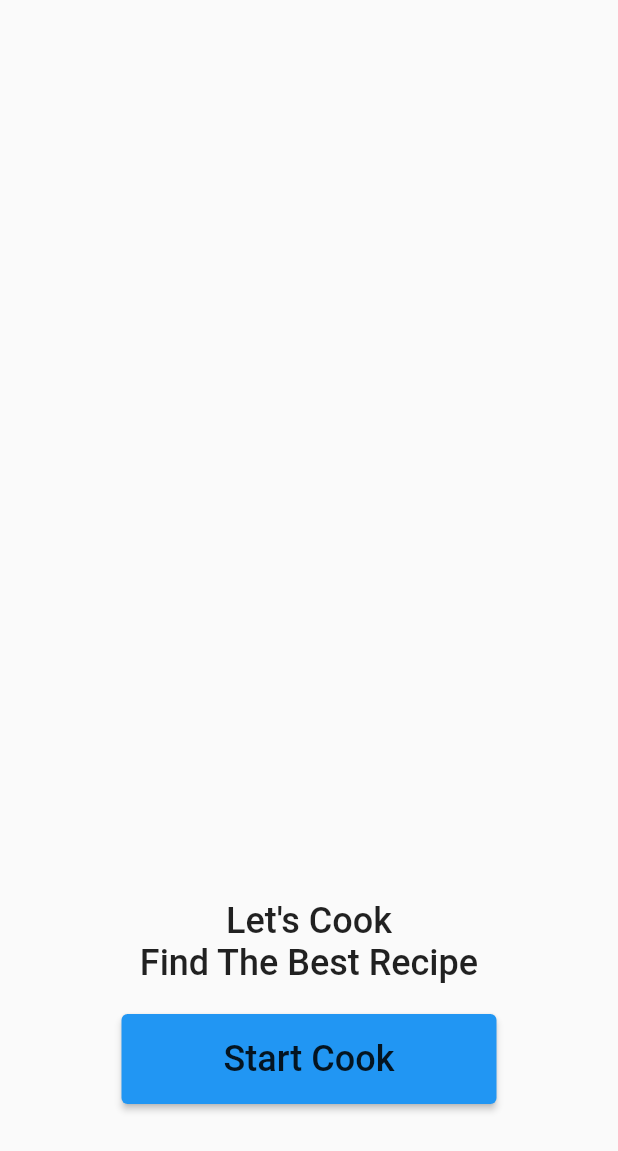
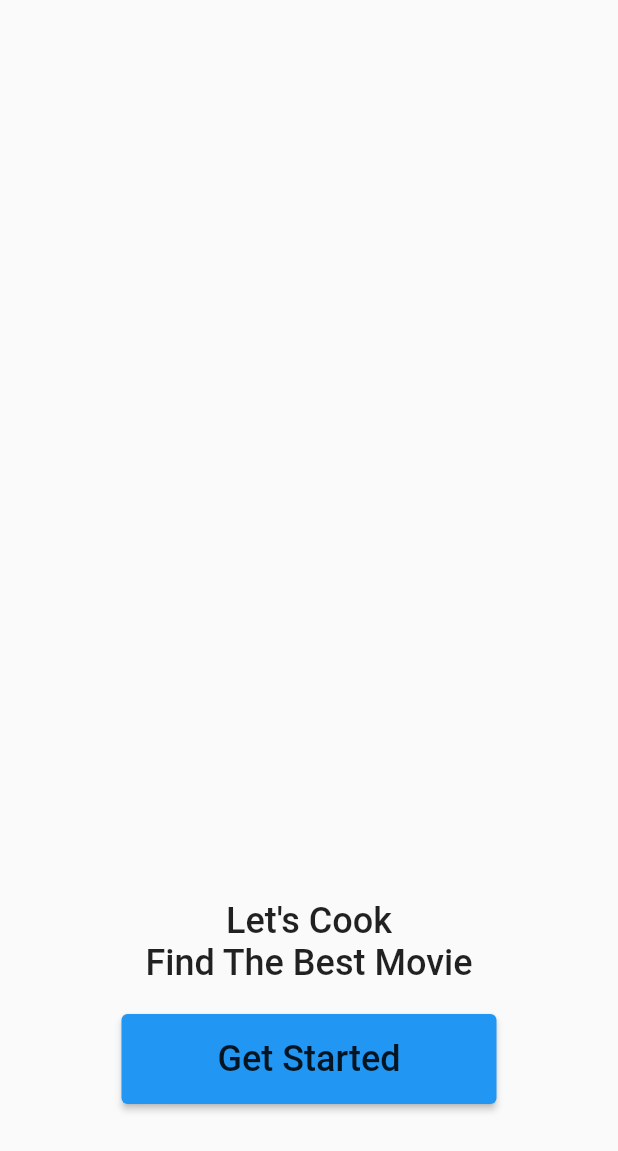
Before and after one commit to ibrahimbtaz/moviepedia, a Flutter app: the screen it shows after launch, on a phone screen of 412 x 824 dp. Shown: the top 1151 px of the screen. Run offline on Flutter 3.47's test engine with Material 2 defaults, Android fonts, the phone set to English and light mode, and no system bars; our stand-ins replace cached_network_image, cloud_firestore, firebase_auth, firebase_core, firebase_storage, flutter_svg and 5 more; missing offline and left inert: flutter_login_facebook; accounts and stored records are empty.

Commit message:
SI : change themes

```diff
--- a/lib/main.dart
+++ b/lib/main.dart
@@ -2,23 +2,21 @@ import 'package:firebase_core/firebase_core.dart';
 import 'package:flutter/material.dart';
 import 'package:moviepedia/screen/start/start.dart';
 
-
 Future<void> main() async {
-    WidgetsFlutterBinding.ensureInitialized();
+  WidgetsFlutterBinding.ensureInitialized();
   await Firebase.initializeApp();
   runApp(const MyApp());
 }
 
 class MyApp extends StatelessWidget {
   const MyApp({super.key});
-
-  // This widget is the root of your application.
+  // This widget is the root of your appli  cation.
   @override
   Widget build(BuildContext context) {
     return MaterialApp(
+      debugShowCheckedModeBanner: false,
       title: 'Flutter Demo',
       theme: ThemeData(
-
         primarySwatch: Colors.blue,
       ),
       home: const Start(),
--- a/lib/screen/start/start.dart
+++ b/lib/screen/start/start.dart
@@ -32,7 +32,7 @@ class _StartState extends State<Start> {
                   .copyWith(fontSize: 24, overflow: TextOverflow.fade),
             ),
             Text(
-              "Find The Best Recipe",
+              "Find The Best Movie",
               style: Theme.of(context)
                   .textTheme
                   .bodyText1!
@@ -55,7 +55,7 @@ class _StartState extends State<Start> {
                     // backgroundColor: HexColor(ColoR.primary),
                     ),
                 child: Text(
-                  "Start Cook",
+                  "Get Started",
                   style: Theme.of(context)
                       .textTheme
                       .bodyText1!
--- a/lib/utils/constant.dart
+++ b/lib/utils/constant.dart
@@ -4,7 +4,8 @@ import 'package:palette_generator/palette_generator.dart';
 import 'package:sizer/sizer.dart';
 
 const Color primary = Color.fromRGBO(22, 132, 167, 1);
-const Color secondary = Color.fromRGBO(9, 165, 153, 1);
+const Color secondary = Color.fromRGBO(25, 43, 78, 1);
+// const Color secondary = Color.fromRGBO(9, 165, 153, 1);
 const Color tertiary = Color.fromRGBO(246, 236, 114, 1);
 const Color quaternary = Color.fromRGBO(246, 246, 246, 1);
 const Color kBorderColor = Color(0xffE5E5E5);
```
Also changed, not shown: lib/screen/inputlogin/components/Logo.dart (+6 -6 lines).
